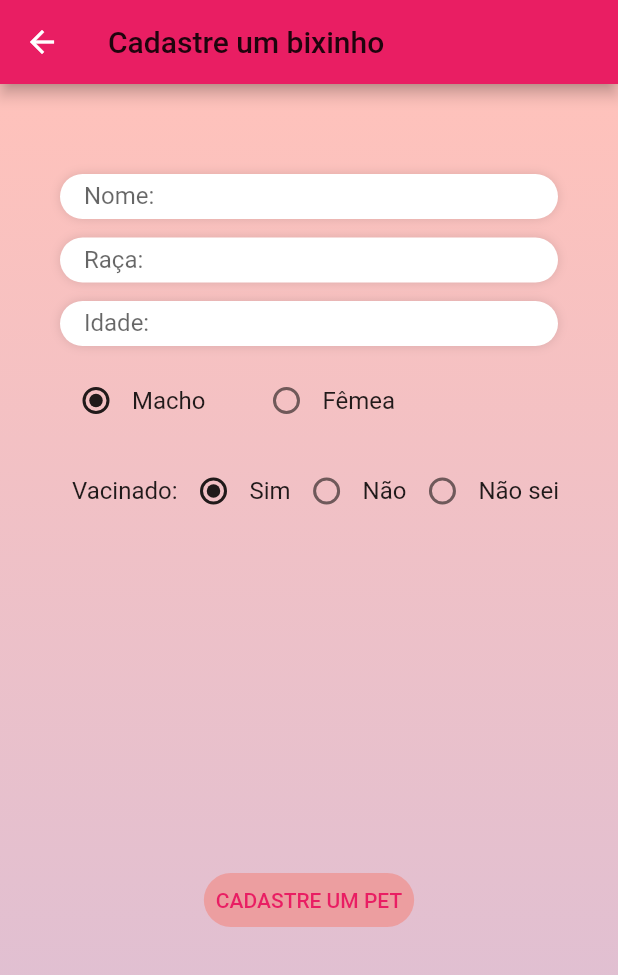
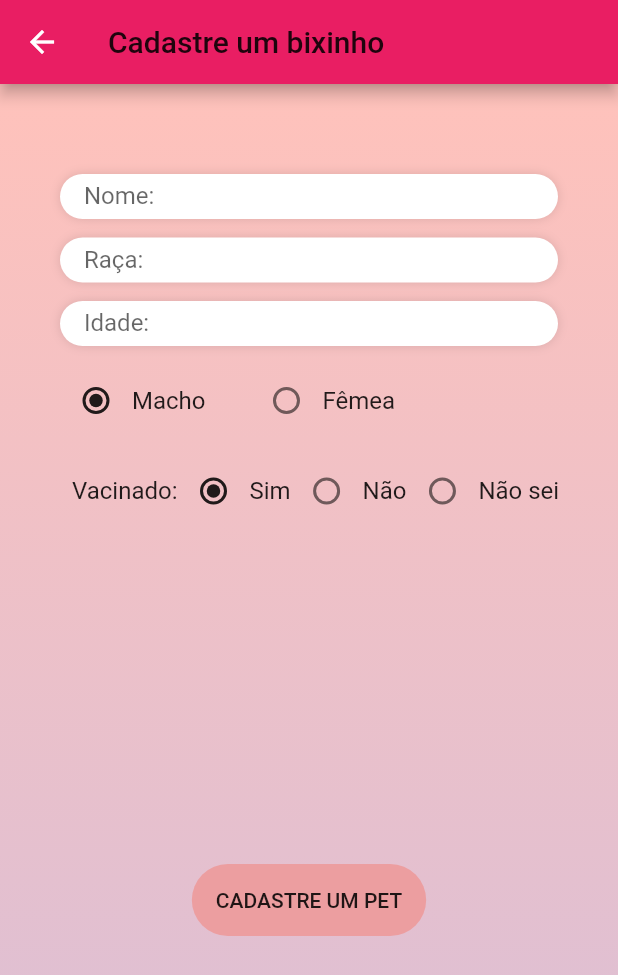
Before and after one commit to OSF-Development/pata-aqui-mobile, a Flutter app: the CadPet screen opened directly, on a phone screen of 412 x 824 dp. Shown: the top 975 px of the screen. Run offline on Flutter 3.47's test engine with Material 2 defaults, Android fonts, the phone set to English and light mode, and no system bars.

Commit message:
feat: add textColor field on button component class

```diff
--- a/lib/components/form/button.dart
+++ b/lib/components/form/button.dart
@@ -3,6 +3,7 @@
 class FormButton extends StatelessWidget {
   final String text;
   final Color? color;
+  final Color? textColor;
   final double borderRadius;
   final Function()? onPressed;
 
@@ -10,6 +11,7 @@
     this.borderRadius,
     this.text, {
     this.color,
+    this.textColor,
     this.onPressed,
   });
 
@@ -17,8 +19,12 @@
   Widget build(BuildContext context) {
     return TextButton(
       onPressed: onPressed,
-      child: Text(text),
+      child: Text(
+        text,
+        style: TextStyle(color: textColor),
+      ),
       style: TextButton.styleFrom(
+        padding: EdgeInsets.all(16),
         backgroundColor: color,
         shape: RoundedRectangleBorder(
           borderRadius: BorderRadius.circular(borderRadius),
```
